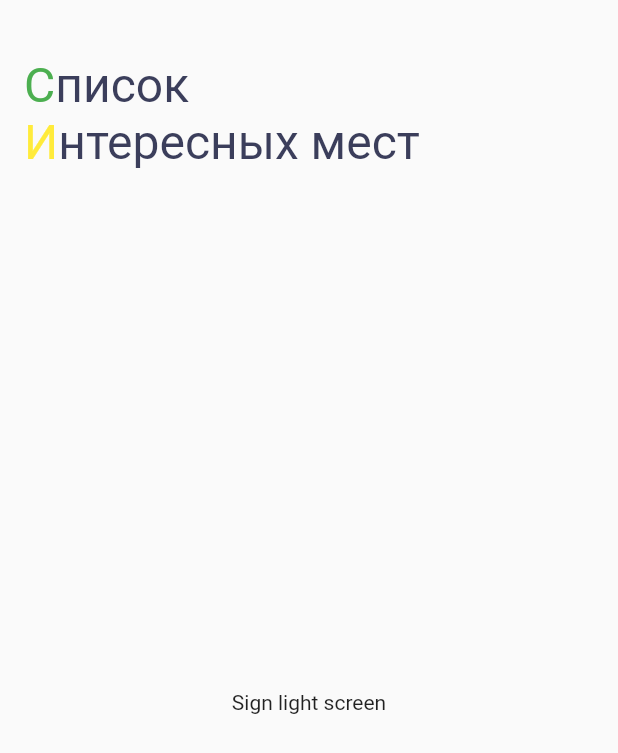
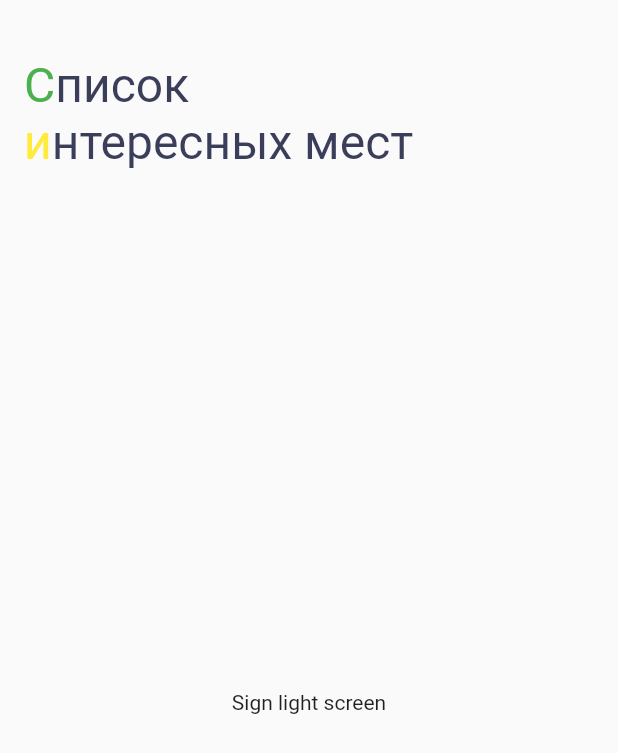
Before and after one commit to pogorelets/places, a Flutter app: the screen it shows after launch, on a phone screen of 412 x 824 dp. Shown: the top 753 px of the screen. Run offline on Flutter 3.47's test engine with Material 2 defaults, Android fonts, the phone set to English and light mode, and no system bars.

Commit message:
task 4.2.2 + файл констант

```diff
--- /dev/null
+++ b/lib/constants.dart
@@ -0,0 +1,11 @@
+import 'package:flutter/material.dart';
+
+const kMyToolbarHeight = 112.0;
+const kAppBarElevation = 0.0;
+const kTitlePaddingTop = 40.0;
+const title1 = "С";
+const title2 = "писок\n";
+const title3 = "и";
+const title4 = "нтересных мест";
+const kTextColor = Color(0xFF3B3E5B);
+const kAppBarFontSize = 32.0;
--- a/lib/ui/screen/sign_screen.dart
+++ b/lib/ui/screen/sign_screen.dart
@@ -1,4 +1,5 @@
 import 'package:flutter/material.dart';
+import 'package:places/constants.dart';
 
 class SignLightScreen extends StatefulWidget {
   @override
@@ -10,28 +11,28 @@ class _SignLightScreenState extends State<SignLightScreen> {
   Widget build(BuildContext context) {
     return Scaffold(
         appBar: AppBar(
-          toolbarHeight: 112,
+          toolbarHeight: kMyToolbarHeight,
           backgroundColor: Colors.transparent,
-          elevation: 0.0,
+          elevation: kAppBarElevation,
           title: Padding(
-            padding: EdgeInsets.only(top: 40.0),
+            padding: EdgeInsets.only(top: kTitlePaddingTop),
             child: RichText(
               text: TextSpan(
-                  text: "C",
-                  style: TextStyle(color: Colors.green, fontSize: 32),
+                  text: title1,
+                  style: TextStyle(color: Colors.green, fontSize: kAppBarFontSize),
                   children: [
                     TextSpan(
-                      text: "писок\n",
+                      text: title2,
                       style: TextStyle(
-                          color: const Color(0xFF3B3E5B), fontSize: 32),
+                          color: kTextColor, fontSize: kAppBarFontSize),
                     ),
                     TextSpan(
-                        text: "И",
-                        style: TextStyle(color: Colors.yellow, fontSize: 32)),
+                        text: title3,
+                        style: TextStyle(color: Colors.yellow, fontSize: kAppBarFontSize)),
                     TextSpan(
-                        text: "нтересных мест",
+                        text: title4,
                         style: TextStyle(
-                            color: const Color(0xFF3B3E5B), fontSize: 32))
+                            color: kTextColor, fontSize: kAppBarFontSize))
                   ]),
             ),
           ),
```
